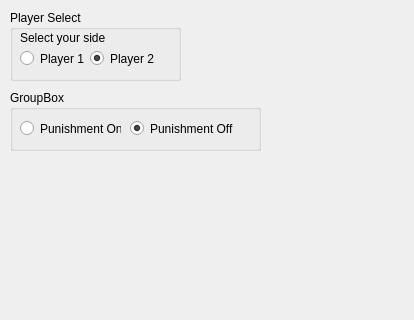
Old version of the form 1.ui in the repository ferater/Tekken7Bot; both pictures show x 0 to 414 and y 0 to 320 of the 414 by 600 pixel window.
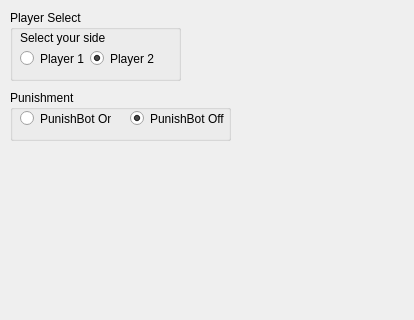
New version of the form.

Commit message: punishment on of in settings?

Diff of the .ui file:
```diff
--- a/1.ui
+++ b/1.ui
@@ -74,37 +74,37 @@
      <rect>
       <x>10</x>
       <y>90</y>
-      <width>251</width>
-      <height>61</height>
+      <width>221</width>
+      <height>51</height>
      </rect>
     </property>
     <property name="title">
-     <string>GroupBox</string>
+     <string>Punishment</string>
     </property>
     <widget class="QRadioButton" name="radioButton_punish_on">
      <property name="geometry">
       <rect>
        <x>10</x>
-       <y>30</y>
-       <width>101</width>
+       <y>20</y>
+       <width>91</width>
        <height>17</height>
       </rect>
      </property>
      <property name="text">
-      <string>Punishment On</string>
+      <string>PunishBot On</string>
      </property>
     </widget>
     <widget class="QRadioButton" name="radioButton_punish_off">
      <property name="geometry">
       <rect>
        <x>120</x>
-       <y>30</y>
-       <width>111</width>
+       <y>20</y>
+       <width>101</width>
        <height>17</height>
       </rect>
      </property>
      <property name="text">
-      <string>Punishment Off</string>
+      <string>PunishBot Off</string>
      </property>
      <property name="checked">
       <bool>true</bool>
```
Left out of the diff: 4 changed lines with no effect on the pictures. The commit also changes 6 other files.
